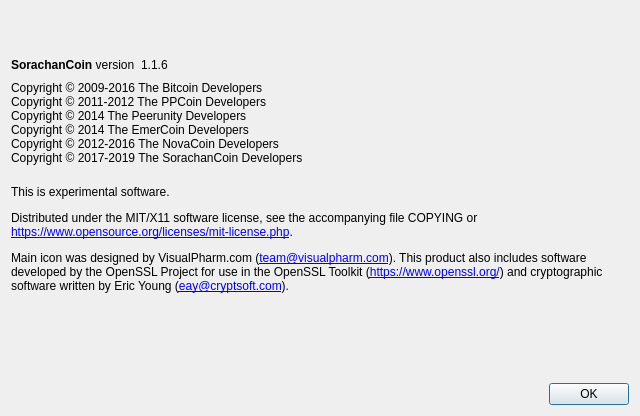
Above: src/qt/forms/aboutdialog.ui from FromHDDtoSSD/SorachanCoin-qt before the change. Below: the same form after it.
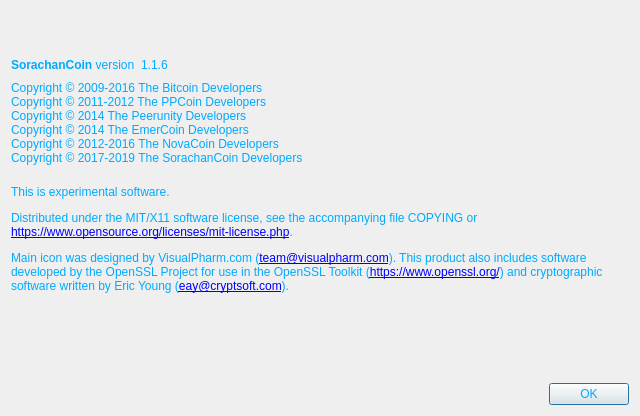
That is the form after the change. Icons and pictures are not drawn.

Diff of the .ui file:
```diff
--- a/src/qt/forms/aboutdialog.ui
+++ b/src/qt/forms/aboutdialog.ui
@@ -13,6 +13,10 @@
   <property name="windowTitle">
    <string>About SorachanCoin</string>
   </property>
+  <property name="styleSheet">
+   <string notr="true">background-image: url(:/images/bkg2);
+color: rgb(0, 170, 255);</string>
+  </property>
   <layout class="QHBoxLayout" name="horizontalLayout_2">
    <item>
     <layout class="QVBoxLayout" name="verticalLayout_2">
```
